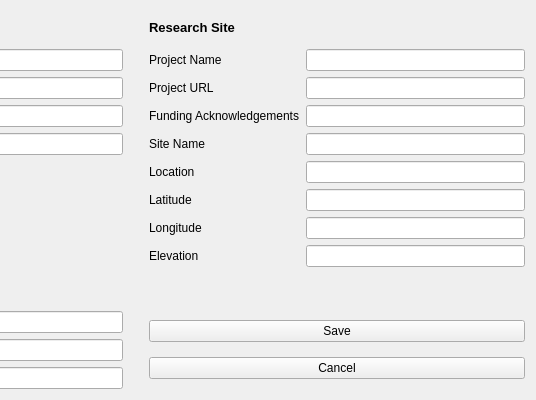
The window that GUI/Metadata.ui (hannahmunoz/Thesis) describes before a commit, drawn with Qt 5; both pictures show x 264 to 800 and y 0 to 400 of the 800 by 400 pixel window.
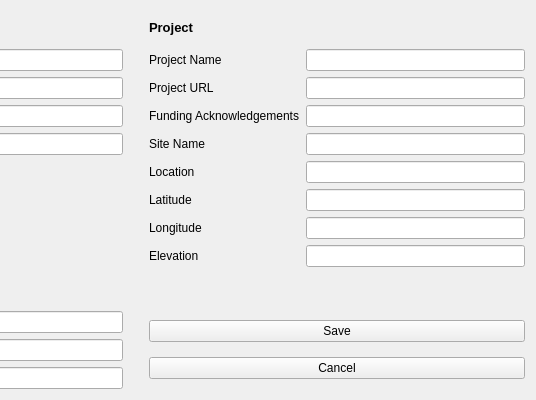
The same window after the commit. Icons and pictures are not drawn.

```diff
--- a/GUI/Metadata.ui
+++ b/GUI/Metadata.ui
@@ -1435,7 +1435,7 @@
       </font>
      </property>
      <property name="text">
-      <string>Research Site</string>
+      <string>Project</string>
      </property>
     </widget>
    </item>
```
